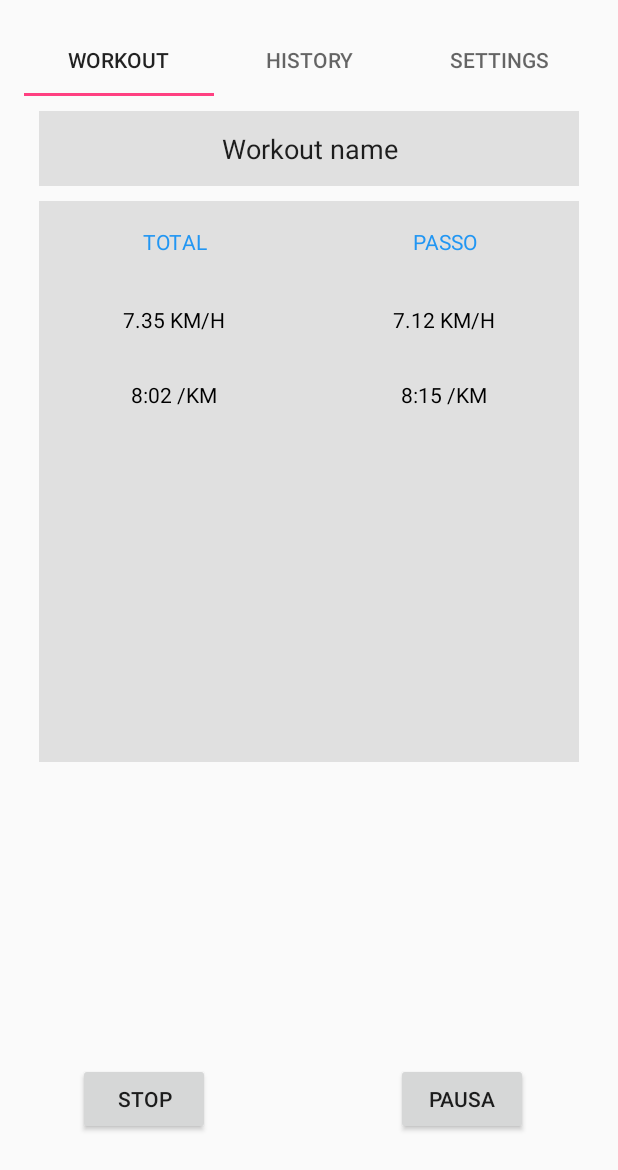
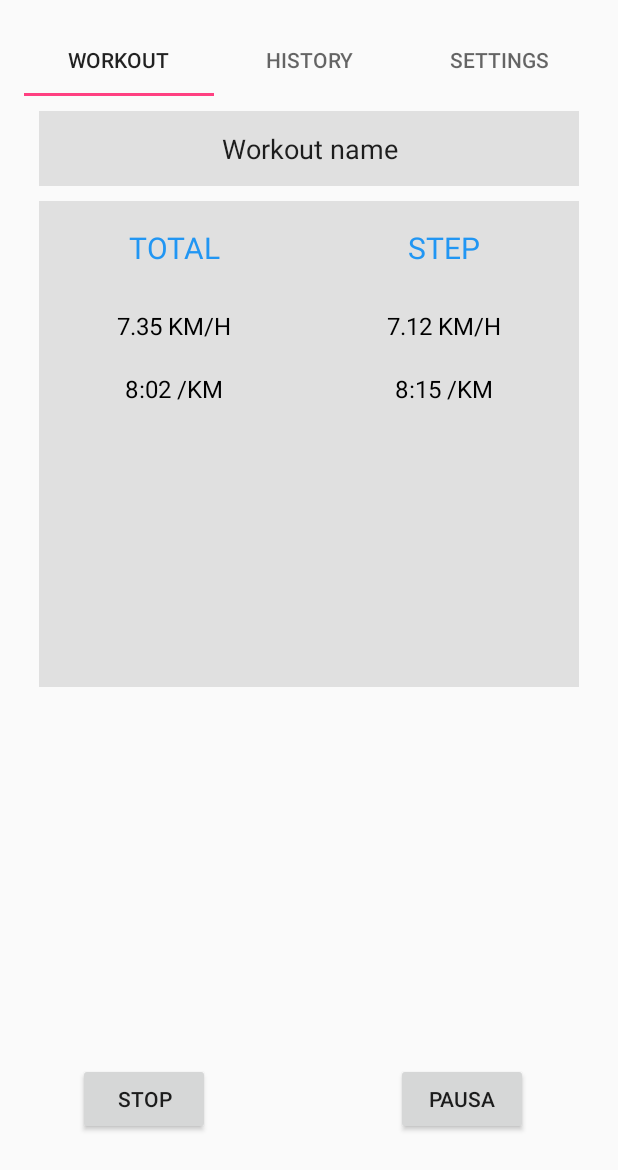
Before and after one commit to stefanolande/Qaddu, an Android app: the screen it shows after launch (MainActivity), on a phone screen of 412 x 824 dp. Shown: the top 1170 px of the screen. Run offline under Robolectric (Android 15) with nearby library versions, the phone set to English and light mode, and no system bars.

Commit message:
Adjusted string size workout

```diff
--- a/app/src/main/res/layout/fragment_workout.xml
+++ b/app/src/main/res/layout/fragment_workout.xml
@@ -28,7 +28,7 @@
         android:layout_marginLeft="10dp"
         android:layout_marginRight="10dp"
         android:layout_gravity="center"
-        android:layout_marginBottom="300dp"
+        android:layout_marginBottom="350dp"
         android:layout_alignParentEnd="true">
 
         <TableRow
@@ -37,18 +37,20 @@
             android:gravity="center_horizontal">
 
             <TextView
-                android:id="@+id/TextView1"
+                android:id="@+id/TextViewTitleTotal"
                 android:text="TOTAL"
                 android:layout_weight="1"
                 android:textColor="#2196F3"
+                android:textSize="20dp"
                 android:padding="17dp"
                 android:gravity="center"/>
 
             <TextView
-                android:id="@+id/TextView2"
-                android:text="PASSO"
+                android:id="@+id/TextViewTitleStep"
+                android:text="STEP"
                 android:layout_weight="1"
                 android:textColor="#2196F3"
+                android:textSize="20dp"
                 android:padding="17dip"
                 android:gravity="center"/>
         </TableRow>
@@ -63,7 +65,8 @@
                 android:text="7.35 KM/H"
                 android:layout_weight="1"
                 android:textColor="#000000"
-                android:padding="15dip"
+                android:textSize="16dp"
+                android:padding="10dip"
                 android:gravity="center"/>
 
             <TextView
@@ -71,7 +74,8 @@
                 android:text="7.12 KM/H"
                 android:layout_weight="1"
                 android:textColor="#000000"
-                android:padding="15dip"
+                android:textSize="16dp"
+                android:padding="10dip"
                 android:gravity="center"/>
         </TableRow>
 
@@ -85,7 +89,8 @@
                 android:text="8:02 /KM"
                 android:layout_weight="1"
                 android:textColor="#000000"
-                android:padding="15dip"
+                android:textSize="16dp"
+                android:padding="10dip"
                 android:gravity="center"/>
 
             <TextView
@@ -93,7 +98,8 @@
                 android:text="8:15 /KM"
                 android:layout_weight="1"
                 android:textColor="#000000"
-                android:padding="15dip"
+                android:textSize="16dp"
+                android:padding="10dip"
                 android:gravity="center"/>
         </TableRow>
 
```
